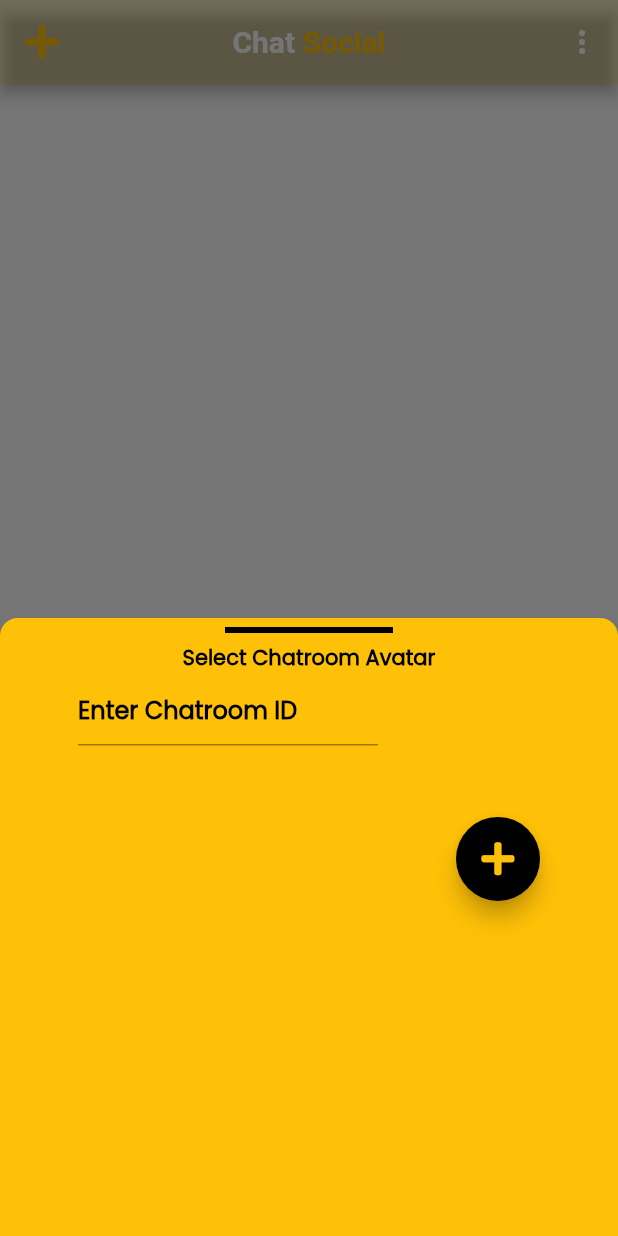
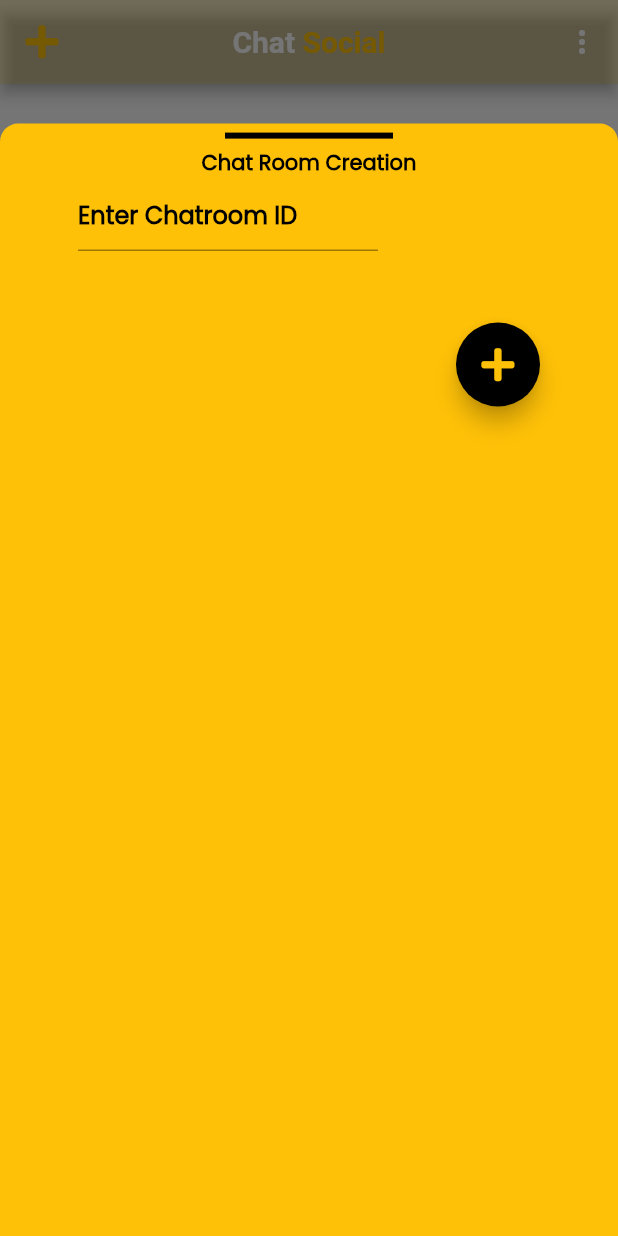
Before and after one commit to LuqmanFarooq/Final-Year-Project-And-Dissertation, a Flutter app: the ChatRoom screen opened directly, after a tap on an icon or button, on a phone screen of 412 x 824 dp. Run offline on Flutter 3.47's test engine with Material 2 defaults, Android fonts, the phone set to English and light mode, and no system bars; our stand-ins replace animated_text_kit, cloud_firestore, custom_navigation_bar, email_validator, eva_icons_flutter, firebase_auth and 8 more; accounts and stored records are empty.

Commit message:
Fixes and closes #12 by increasing the size of container,closes #13 and closes #14 by defining back button functionality on all screens

```diff
--- a/lib/screens/Chatroom/chatroom.dart
+++ b/lib/screens/Chatroom/chatroom.dart
@@ -1,14 +1,21 @@
 import 'package:flutter/material.dart';
 import 'package:font_awesome_flutter/font_awesome_flutter.dart';
+import 'package:page_transition/page_transition.dart';
 import 'package:provider/provider.dart';
 import 'package:the_social/constants/Constantcolors.dart';
 import 'package:the_social/screens/Chatroom/chatroomhelpers.dart';
+import 'package:the_social/screens/Homepage/homepage.dart';
 
 class ChatRoom extends StatelessWidget {
   ConstantColors constantColors = ConstantColors();
   @override
   Widget build(BuildContext context) {
-    return Scaffold(
+    return WillPopScope(
+      onWillPop: () => Navigator.pushReplacement(
+          context,
+          PageTransition(
+              child: HomePage(), type: PageTransitionType.bottomToTop)),
+      child: Scaffold(
         floatingActionButton: FloatingActionButton(
           onPressed: () {
             Provider.of<ChatRoomHelpers>(context, listen: false)
@@ -67,6 +74,7 @@ class ChatRoom extends StatelessWidget {
           child: Provider.of<ChatRoomHelpers>(context, listen: false)
               .showchatrooms(context),
         ),
+      ),
     );
   }
 }
--- a/lib/screens/Chatroom/chatroomhelpers.dart
+++ b/lib/screens/Chatroom/chatroomhelpers.dart
@@ -42,47 +42,12 @@ class ChatRoomHelpers with ChangeNotifier {
                   ),
                 ),
                 Text(
-                  'Select Chatroom Avatar',
+                  'Chat Room Creation',
                   style: TextStyle(
                       color: constantColors.blackColor,
                       fontWeight: FontWeight.bold,
                       fontSize: 14.0),
                 ),
-                // Container(
-                //   height: MediaQuery.of(context).size.height * 0.1,
-                //   width: MediaQuery.of(context).size.width,
-                //   child: StreamBuilder<QuerySnapshot>(
-                //     stream: FirebaseFirestore.instance
-                //         .collection('chatroomIcons')
-                //         .snapshots(),
-                //     builder: (context, snapshot) {
-                //       if (snapshot.connectionState == ConnectionState.waiting) {
-                //         return Center(
-                //           child: CircularProgressIndicator(),
-                //         );
-                //       } else {
-                //         return ListView(
-                //           scrollDirection: Axis.horizontal,
-                //           children: snapshot.data.docs
-                //               .map((DocumentSnapshot documentSnapshot) {
-                //             return GestureDetector(
-                //               onTap: () {},
-                //               child: Padding(
-                //                 padding: const EdgeInsets.only(left: 16.0),
-                //                 child: Container(
-                //                     height: 10.0,
-                //                     width: 40.0,
-                //                     child: Image.network(
-                //                       documentSnapshot['image'],
-                //                     )),
-                //               ),
-                //             );
-                //           }).toList(),
-                //         );
-                //       }
-                //     },
-                //   ),
-                // ),
                 Row(
                   mainAxisAlignment: MainAxisAlignment.spaceEvenly,
                   children: [
@@ -141,7 +106,7 @@ class ChatRoomHelpers with ChangeNotifier {
                 )
               ],
             ),
-            height: MediaQuery.of(context).size.height * 0.50,
+            height: MediaQuery.of(context).size.height * 0.90,
             width: MediaQuery.of(context).size.width,
             decoration: BoxDecoration(
                 color: constantColors.yellowColor,
--- a/lib/screens/Profile/profile.dart
+++ b/lib/screens/Profile/profile.dart
@@ -1,6 +1,5 @@
 import 'package:cloud_firestore/cloud_firestore.dart';
 import 'package:eva_icons_flutter/eva_icons_flutter.dart';
-import 'package:eva_icons_flutter/icon_data.dart';
 import 'package:flutter/material.dart';
 import 'package:provider/provider.dart';
 import 'package:the_social/constants/Constantcolors.dart';
--- a/lib/utils/postfunctions.dart
+++ b/lib/utils/postfunctions.dart
@@ -242,7 +242,7 @@
                     ),
                   ),
                   Container(
-                    width: 100.0,
+                    width: 150.0,
                     decoration: BoxDecoration(
                       color: Colors.black,
                       border: Border.all(color: constantColors.blackColor),
@@ -259,7 +259,7 @@
                     ),
                   ),
                   Container(
-                    height: MediaQuery.of(context).size.height * 0.3,
+                    height: MediaQuery.of(context).size.height * 10,
                     width: MediaQuery.of(context).size.width,
                     child: StreamBuilder<QuerySnapshot>(
                       stream: FirebaseFirestore.instance
--- a/lib/utils/uploadpost.dart
+++ b/lib/utils/uploadpost.dart
@@ -333,7 +333,7 @@ class uploadpost with ChangeNotifier {
                 )
               ],
             ),
-            height: MediaQuery.of(context).size.height * 0.75,
+            height: MediaQuery.of(context).size.height * 0.90,
             width: MediaQuery.of(context).size.width,
             decoration: BoxDecoration(
                 color: constantColors.yellowColor,
```
Also changed, not shown: lib/screens/Homepage/homepage.dart (+15 -2 lines), lib/screens/Messaging/groupmessages.dart (+14 -6 lines). Lines whose indentation alone changed are shown as unchanged.
